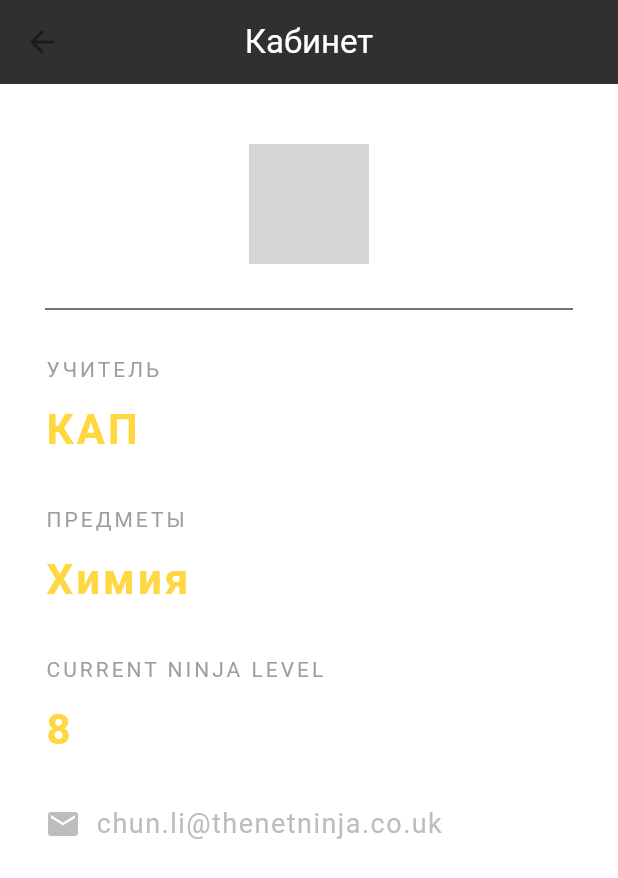
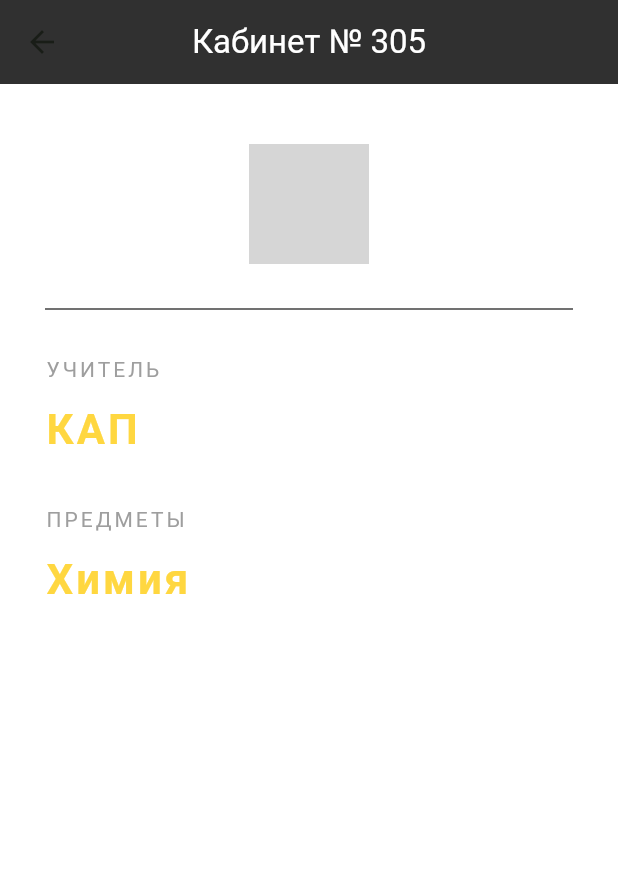
Before and after one commit to SaydamPavlov/InfoAS, a Flutter app: the screen it shows after launch, after a tap on the "door front" icon, on a phone screen of 412 x 824 dp. Shown: the top 878 px of the screen. Run offline on Flutter 3.47's test engine with Material 3 defaults, Android fonts, the phone set to English and light mode, and no system bars; missing offline and left inert: zoom_widget; grey boxes are pictures that could not be loaded.

Commit message:
added floors

```diff
--- a/lib/main.dart
+++ b/lib/main.dart
@@ -10,12 +10,12 @@ class MyApp extends StatelessWidget {
   @override
   Widget build(BuildContext context) {
     return MaterialApp(
-      title: 'Flutter Demo',
+      title: 'Info AS',
       theme: ThemeData(
         colorScheme: ColorScheme.fromSeed(seedColor: Colors.green),
         useMaterial3: true,
       ),
-      home: const MyHomePage(title: 'Flutter Demo Home Page'),
+      home: const MyHomePage(title: 'Info AS Home Page'),
     );
   }
 }
@@ -30,25 +30,43 @@ class MyHomePage extends StatefulWidget {
 class _MyHomePageState extends State<MyHomePage> {
   final int hour = DateTime.now().hour;
   final int minute = DateTime.now().minute;
-  final int second = DateTime.now().second;
   @override
   Widget build(BuildContext context) {
-    return Scaffold(
+    return MaterialApp(
+      home: DefaultTabController(
+        length: 3,
+        child: Scaffold(
           appBar: AppBar(
-        title: Text('$hour:$minute:$second', style: const TextStyle(fontFamily: 'Times New Roman'),),
-        centerTitle: true,
-        backgroundColor: Colors.green,
-        leading: const IconButton(
-          icon: Icon(Icons.arrow_back_ios_new),
-          onPressed: null,
-          tooltip: 'Back',
+            title: const Text('Info AS'),
+            bottom: const TabBar(
+              tabs: [
+                Tab(text: '1',),
+                Tab(text: '2',),
+                Tab(text: '3',),
+              ]
             ),
           ),
-      body: Zoom(
+          body: TabBarView(
+            children: [
+              Zoom(
                 initTotalZoomOut: true,
                 child: const Center(
                   child: Image(image: AssetImage('assets/school1.png'),)
                 ),
+              ),
+              Zoom(
+                initTotalZoomOut: true,
+                child: const Center(
+                  child: Image(image: AssetImage('assets/school2.png'),)
+                ),
+              ),
+              Zoom(
+                initTotalZoomOut: true,
+                child: const Center(
+                  child: Image(image: AssetImage('assets/school3.png'),)
+                ),
+              ),
+            ],
           ),
           floatingActionButton: FloatingActionButton(
             onPressed: (){
@@ -59,19 +77,22 @@ class _MyHomePageState extends State<MyHomePage> {
             tooltip: 'Cab',
             child: const Icon(Icons.door_front_door_outlined),
           ),
+        ),
+      ),
     );
   }
 }
 class Cabpage extends StatelessWidget{
   Cabpage({super.key, required this.index});
   final int index;
-  final List<String> teathers = ["МЛП", "КАП"];
+  final List<String> teachers = ["МЛП", "КАП"];
+  final List<String> names = ["135", "305"];
   @override
   Widget build(BuildContext context) {
     return Scaffold(
       backgroundColor: const Color.fromARGB(255, 255, 255, 255),
       appBar: AppBar(
-        title: const Text('Кабинет', style: TextStyle(color: Colors.white),),
+        title: Text('Кабинет № ${names[index]}', style: const TextStyle(color: Colors.white),),
         centerTitle: true,
         backgroundColor: Colors.grey[850],
         elevation: 0.0,
@@ -100,7 +121,7 @@ class Cabpage extends StatelessWidget{
             ),
             const SizedBox(height: 10.0),
             Text(
-              teathers[index],
+              teachers[index],
               style: TextStyle(
                 color: Colors.amberAccent[200],
                 fontWeight: FontWeight.bold,
@@ -126,42 +147,6 @@ class Cabpage extends StatelessWidget{
                 letterSpacing: 2.0,
               ),
             ),
-            const SizedBox(height: 30.0),
-            const Text(
-              'CURRENT NINJA LEVEL',
-              style: TextStyle(
-                color: Colors.grey,
-                letterSpacing: 2.0,
-              ),
-            ),
-            const SizedBox(height: 10.0),
-            Text(
-              '8',
-              style: TextStyle(
-                color: Colors.amberAccent[200],
-                fontWeight: FontWeight.bold,
-                fontSize: 28.0,
-                letterSpacing: 2.0,
-              ),
-            ),
-            const SizedBox(height: 30.0),
-            Row(
-              children: <Widget>[
-                Icon(
-                  Icons.email,
-                  color: Colors.grey[400],
-                ),
-                const SizedBox(width: 10.0),
-                Text(
-                  'chun.li@thenetninja.co.uk',
-                  style: TextStyle(
-                    color: Colors.grey[400],
-                    fontSize: 18.0,
-                    letterSpacing: 1.0,
-                  ),
-                )
-              ],
-            ),
           ],
         ),
       ),
--- a/pubspec.yaml
+++ b/pubspec.yaml
@@ -60,6 +60,8 @@ flutter:
 
   assets:
     - assets/school1.png
+    - assets/school2.png
+    - assets/school3.png
 
   # An image asset can refer to one or more resolution-specific "variants", see
   # https://flutter.dev/assets-and-images/#resolution-aware
```
Also changed, not shown: assets/school2.png (added), assets/school3.png (added). Lines whose indentation alone changed are shown as unchanged.
